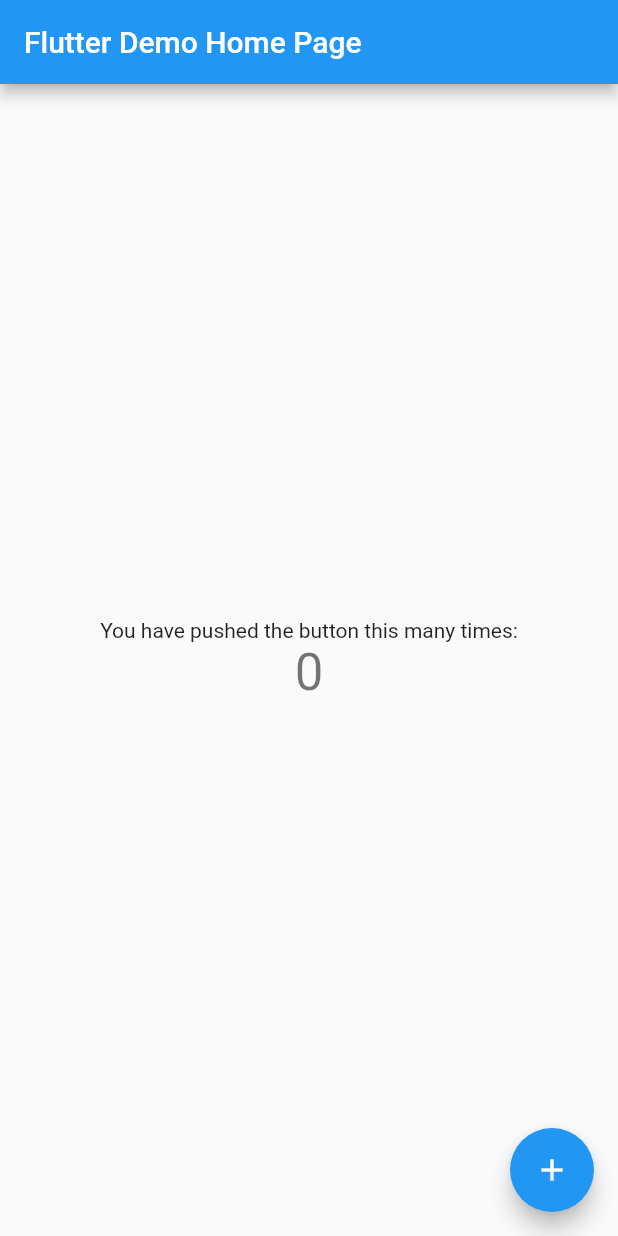
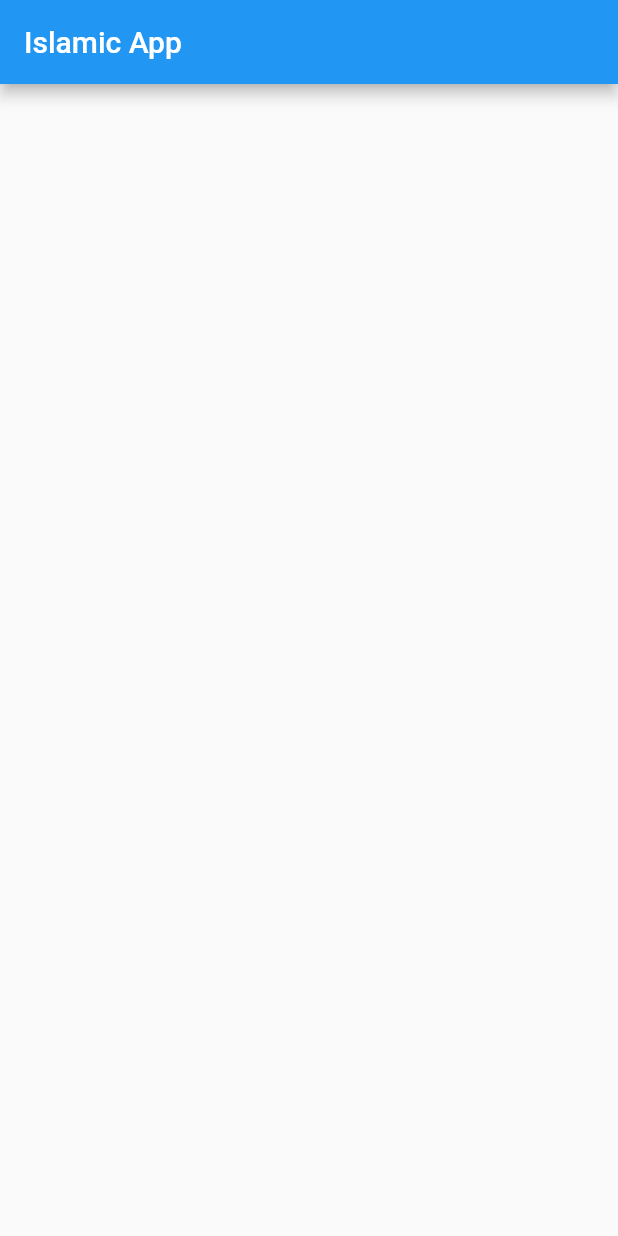
Before and after one commit to Abd-UlRahman-Khalid/Islamic-App, a Flutter app: the screen it shows after launch, on a phone screen of 412 x 824 dp. Run offline on Flutter 3.47's test engine with Material 2 defaults, Android fonts, the phone set to English and light mode, and no system bars.

Commit message:
Creating HomeScreen

```diff
--- /dev/null
+++ b/lib/Home.dart
@@ -0,0 +1,13 @@
+import 'package:flutter/material.dart';
+
+class HomeScreen extends StatelessWidget {
+  static const String routename='HomeScreen';
+  const HomeScreen({Key? key}) : super(key: key);
+
+  @override
+  Widget build(BuildContext context) {
+    return Scaffold(
+      appBar: AppBar(title: Text('Islamic App'),),
+    );
+  }
+}
--- a/lib/main.dart
+++ b/lib/main.dart
@@ -1,115 +1,18 @@
 import 'package:flutter/material.dart';
+import 'package:islamic_app/Home.dart';
 
 void main() {
-  runApp(const MyApp());
+  runApp(MyApplication());
 }
 
-class MyApp extends StatelessWidget {
-  const MyApp({super.key});
+class MyApplication extends StatelessWidget {
+  const MyApplication({Key? key}) : super(key: key);
 
-  // This widget is the root of your application.
   @override
   Widget build(BuildContext context) {
     return MaterialApp(
-      title: 'Flutter Demo',
-      theme: ThemeData(
-        // This is the theme of your application.
-        //
-        // Try running your application with "flutter run". You'll see the
-        // application has a blue toolbar. Then, without quitting the app, try
-        // changing the primarySwatch below to Colors.green and then invoke
-        // "hot reload" (press "r" in the console where you ran "flutter run",
-        // or simply save your changes to "hot reload" in a Flutter IDE).
-        // Notice that the counter didn't reset back to zero; the application
-        // is not restarted.
-        primarySwatch: Colors.blue,
-      ),
-      home: const MyHomePage(title: 'Flutter Demo Home Page'),
+      initialRoute: HomeScreen.routename,
+      routes: {HomeScreen.routename: (c) => HomeScreen()},
     );
   }
 }
-
-class MyHomePage extends StatefulWidget {
-  const MyHomePage({super.key, required this.title});
-
-  // This widget is the home page of your application. It is stateful, meaning
-  // that it has a State object (defined below) that contains fields that affect
-  // how it looks.
-
-  // This class is the configuration for the state. It holds the values (in this
-  // case the title) provided by the parent (in this case the App widget) and
-  // used by the build method of the State. Fields in a Widget subclass are
-  // always marked "final".
-
-  final String title;
-
-  @override
-  State<MyHomePage> createState() => _MyHomePageState();
-}
-
-class _MyHomePageState extends State<MyHomePage> {
-  int _counter = 0;
-
-  void _incrementCounter() {
-    setState(() {
-      // This call to setState tells the Flutter framework that something has
-      // changed in this State, which causes it to rerun the build method below
-      // so that the display can reflect the updated values. If we changed
-      // _counter without calling setState(), then the build method would not be
-      // called again, and so nothing would appear to happen.
-      _counter++;
-    });
-  }
-
-  @override
-  Widget build(BuildContext context) {
-    // This method is rerun every time setState is called, for instance as done
-    // by the _incrementCounter method above.
-    //
-    // The Flutter framework has been optimized to make rerunning build methods
-    // fast, so that you can just rebuild anything that needs updating rather
-    // than having to individually change instances of widgets.
-    return Scaffold(
-      appBar: AppBar(
-        // Here we take the value from the MyHomePage object that was created by
-        // the App.build method, and use it to set our appbar title.
-        title: Text(widget.title),
-      ),
-      body: Center(
-        // Center is a layout widget. It takes a single child and positions it
-        // in the middle of the parent.
-        child: Column(
-          // Column is also a layout widget. It takes a list of children and
-          // arranges them vertically. By default, it sizes itself to fit its
-          // children horizontally, and tries to be as tall as its parent.
-          //
-          // Invoke "debug painting" (press "p" in the console, choose the
-          // "Toggle Debug Paint" action from the Flutter Inspector in Android
-          // Studio, or the "Toggle Debug Paint" command in Visual Studio Code)
-          // to see the wireframe for each widget.
-          //
-          // Column has various properties to control how it sizes itself and
-          // how it positions its children. Here we use mainAxisAlignment to
-          // center the children vertically; the main axis here is the vertical
-          // axis because Columns are vertical (the cross axis would be
-          // horizontal).
-          mainAxisAlignment: MainAxisAlignment.center,
-          children: <Widget>[
-            const Text(
-              'You have pushed the button this many times:',
-            ),
-            Text(
-              '$_counter',
-              style: Theme.of(context).textTheme.headline4,
-            ),
-          ],
-        ),
-      ),
-      floatingActionButton: FloatingActionButton(
-        onPressed: _incrementCounter,
-        tooltip: 'Increment',
-        child: const Icon(Icons.add),
-      ), // This trailing comma makes auto-formatting nicer for build methods.
-    );
-  }
-}
```
Also changed, not shown: lib/Quran.dart (added), 1 other file.
